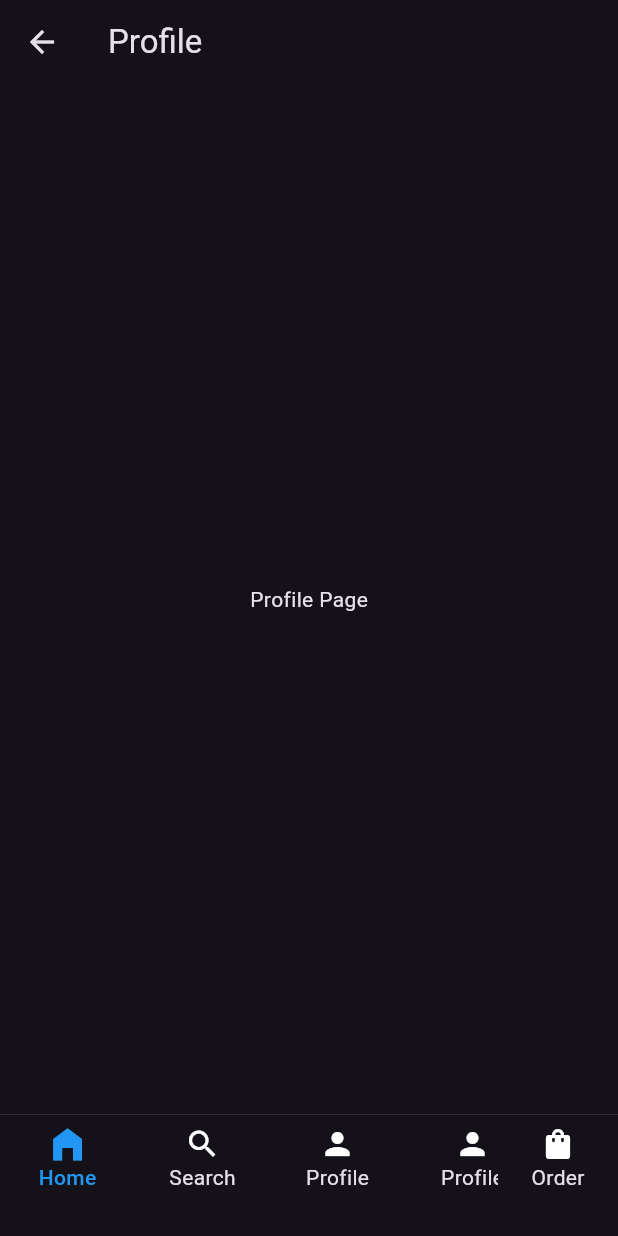
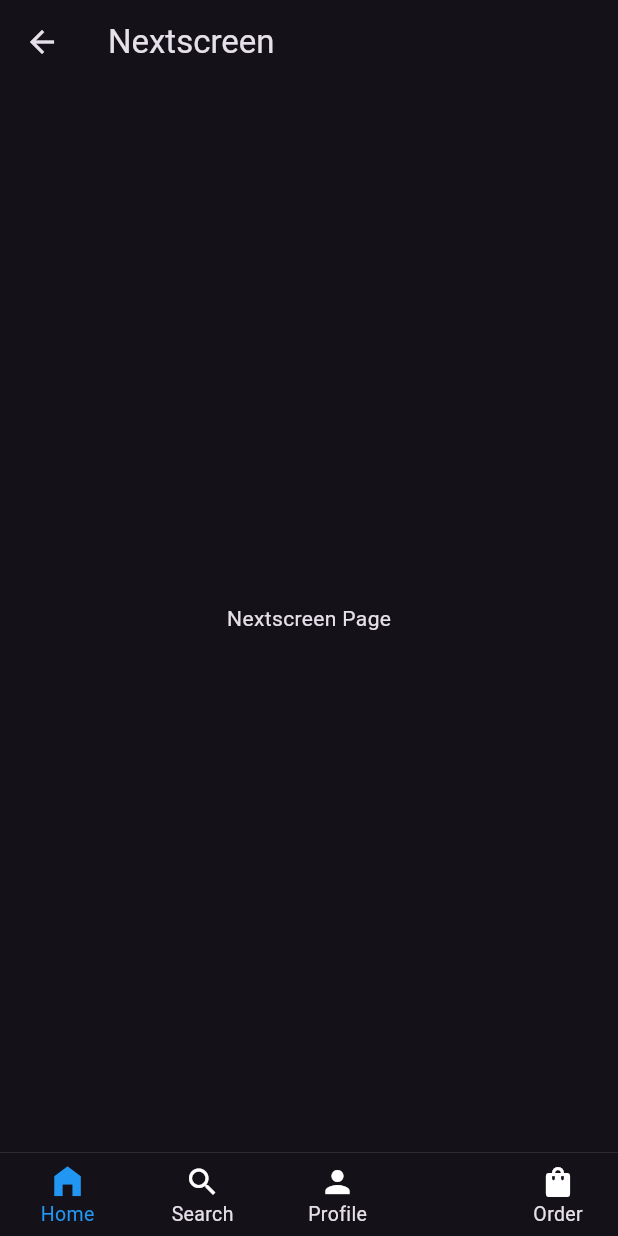
Before and after one commit to dayat123123/custom_persistent_navbar, a Flutter app: the screen it shows after launch, after a tap on "Push", after a tap on "Home Page", on a phone screen of 412 x 824 dp. Run offline on Flutter 3.47's test engine with Material 3 defaults, Android fonts, the phone set to English and light mode, and no system bars.

Commit message:
Fix : Optimize persistent navigator

```diff
--- a/lib/main.dart
+++ b/lib/main.dart
@@ -28,21 +28,6 @@ final _navItems = [
       activeIcon: Icons.person,
       name: 'Profile',
       inactiveIcon: Icons.person),
-  BottomNavbarCustomModel(
-      screen: const ProfileScreen(),
-      activeIcon: Icons.person,
-      name: 'Profile',
-      inactiveIcon: Icons.person),
-  BottomNavbarCustomModel(
-      screen: const ProfileScreen(),
-      activeIcon: Icons.person,
-      name: 'Profile',
-      inactiveIcon: Icons.person),
-  BottomNavbarCustomModel(
-      screen: const ProfileScreen(),
-      activeIcon: Icons.person,
-      name: 'Profile',
-      inactiveIcon: Icons.person),
 ];
 
 class PageViewTest extends StatelessWidget {
@@ -57,11 +42,7 @@ class PageViewTest extends StatelessWidget {
               Navigator.of(context, rootNavigator: true).pushAndRemoveUntil(
                   CupertinoPageRoute(
                 builder: (context) {
-                  return CustomPersistentNavbar(
-                      item: _navItems,
-                      onTabSelected: (p0) {
-                        print(p0);
-                      });
+                  return CustomPersistentNavbar(item: _navItems);
                 },
               ), (route) => false);
             },
--- a/lib/persistent_navbar/bottom_navbar.dart
+++ b/lib/persistent_navbar/bottom_navbar.dart
@@ -12,14 +12,14 @@ class BottomNavbarCustom extends StatelessWidget {
     required this.onTap,
     required this.selectedIndex,
     this.onTapOrder,
-  }) : assert(listData.length >= 2, 'listData must contain at least 2 items');
+  });
 
   @override
   Widget build(BuildContext context) {
     return Container(
       padding: const EdgeInsets.only(top: 7.5),
       alignment: Alignment.topCenter,
-      height: kBottomNavigationBarHeight + 25,
+      height: kBottomNavigationBarHeight + (Platform.isIOS ? 25 : 0),
       decoration: BoxDecoration(
           border: Border(
               top: BorderSide(
@@ -55,7 +55,7 @@ class BottomNavbarCustom extends StatelessWidget {
                 crossAxisAlignment: CrossAxisAlignment.center,
                 children: [
                   AnimatedScale(
-                    scale: selectedIndex == 0 ? 1.2 : 1.0,
+                    scale: selectedIndex == 0 ? 1.1 : 1.0,
                     duration: const Duration(milliseconds: 300),
                     child: Icon(listData[0].activeIcon, color: _color(0)),
                   ),
@@ -74,7 +74,7 @@ class BottomNavbarCustom extends StatelessWidget {
                 crossAxisAlignment: CrossAxisAlignment.center,
                 children: [
                   AnimatedScale(
-                    scale: selectedIndex == actualIndex ? 1.2 : 1.0,
+                    scale: selectedIndex == actualIndex ? 1.1 : 1.0,
                     duration: const Duration(milliseconds: 300),
                     child: Icon(data.activeIcon, color: _color(actualIndex)),
                   ),
@@ -90,12 +90,14 @@ class BottomNavbarCustom extends StatelessWidget {
             child: Column(
                 mainAxisAlignment: MainAxisAlignment.start,
                 crossAxisAlignment: CrossAxisAlignment.center,
-                children: [Icon(Icons.shopping_bag), Text("Order")])));
+                children: [
+                  Icon(Icons.shopping_bag),
+                  Text("Order", style: TextStyle(fontSize: 13))
+                ])));
   }
 
-  TextStyle _textStyle(int index) => TextStyle(
-      color: _color(index),
-      fontWeight: selectedIndex == index ? FontWeight.w500 : FontWeight.normal);
+  TextStyle _textStyle(int index) =>
+      TextStyle(color: _color(index), fontSize: 13);
 
   Color? _color(int index) => selectedIndex == index ? Colors.blue : null;
 }
--- a/lib/persistent_navbar/persistent_navbar.dart
+++ b/lib/persistent_navbar/persistent_navbar.dart
@@ -1,3 +1,5 @@
+import 'dart:io';
+
 import 'package:flutter/cupertino.dart';
 import 'package:flutter/material.dart';
 
@@ -10,7 +12,8 @@ class CustomPersistentNavbar extends StatefulWidget {
   final void Function(int)? onTabSelected;
 
   const CustomPersistentNavbar(
-      {super.key, required this.item, this.onTabSelected});
+      {super.key, required this.item, this.onTabSelected})
+      : assert(item.length >= 2, 'item must contain at least 2 items');
 
   @override
   State<CustomPersistentNavbar> createState() => _CustomPersistentNavbarState();
--- a/lib/screen/nextscreen.dart
+++ b/lib/screen/nextscreen.dart
@@ -24,16 +24,16 @@ class _NextscreenState extends State<Nextscreen> {
   @override
   Widget build(BuildContext context) {
     return Scaffold(
-      appBar: AppBar(title: const Text('Profile')),
+      appBar: AppBar(title: const Text('Nextscreen')),
       body: Center(
         child: GestureDetector(
           onTap: () {
             Navigator.push(
               context,
-              CupertinoPageRoute(builder: (context) => const Nextscreen()),
+              CupertinoPageRoute(builder: (context) => Nextscreen()),
             );
           },
-          child: const Text('Profile Page'),
+          child: const Text('Nextscreen Page'),
         ),
       ),
     );
--- a/pubspec.yaml
+++ b/pubspec.yaml
@@ -1,10 +1,10 @@
 name: custom_persistent_bottom_navbar
 description: "A new Flutter project."
-publish_to: 'none'
+publish_to: "none"
 version: 0.1.0
 
 environment:
-  sdk: '>=3.4.3 <4.0.0'
+  sdk: ">=3.4.3 <4.0.0"
 
 dependencies:
   flutter:
```
